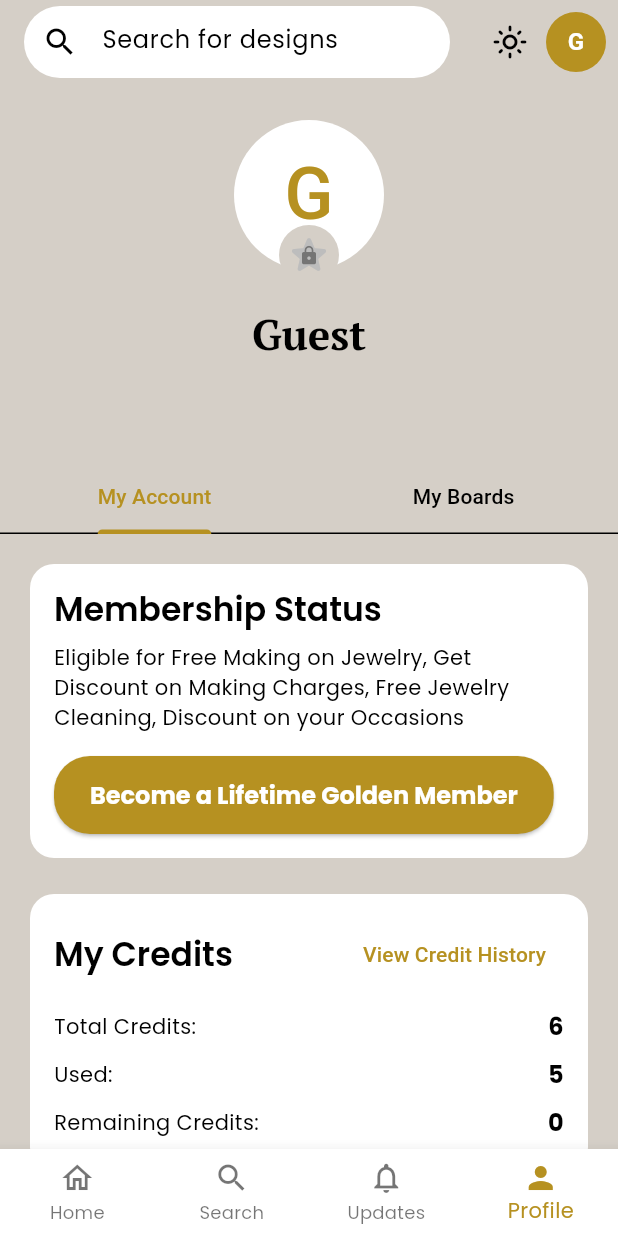
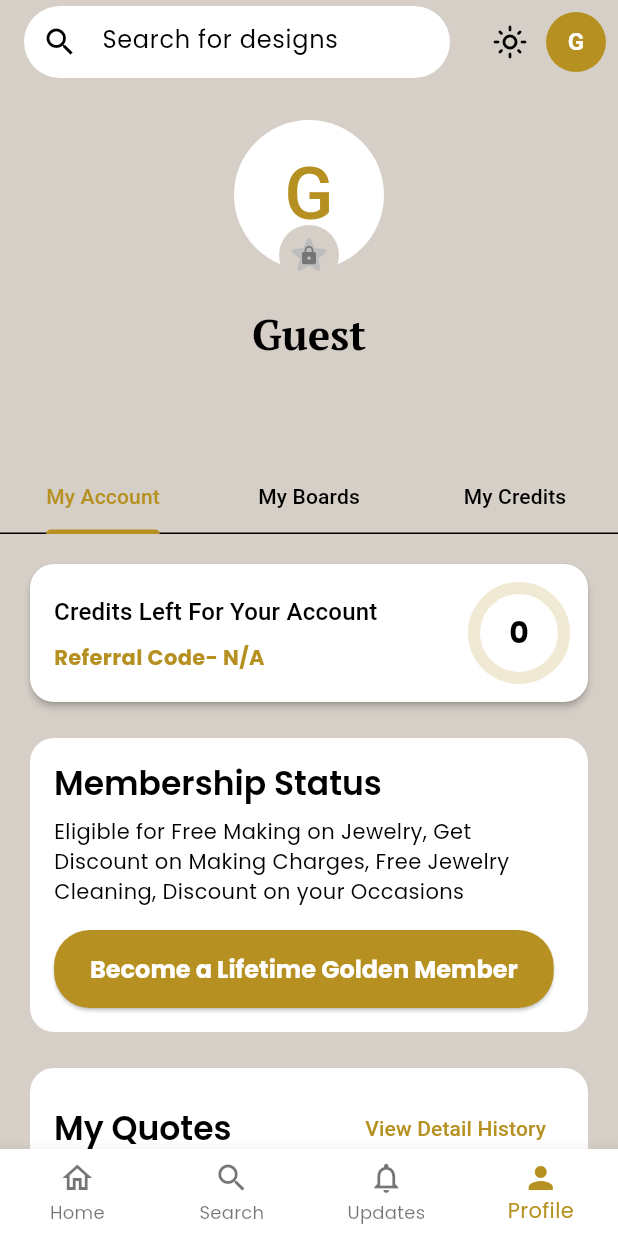
Before and after one commit to viraj0112/JEWELRY-NAFISA, a Flutter app: the MainShell screen opened directly, item 4 of the bottom bar chosen, on a phone screen of 412 x 824 dp. Run offline on Flutter 3.47's test engine with Material 3 defaults, Android fonts, the phone set to English and light mode, and no system bars; our stand-ins replace flutter_dotenv, google_fonts, google_sign_in, image_picker, intl_phone_field, share_plus and 3 more; accounts and stored records are empty; network calls fail.

Commit message:
Added changes in UI

```diff
--- a/lib/src/ui/screens/profile/profile_screen.dart
+++ b/lib/src/ui/screens/profile/profile_screen.dart
@@ -7,6 +7,9 @@ import 'package:jewelry_nafisa/src/ui/screens/profile/board_detail_screen.dart';
 import 'package:jewelry_nafisa/src/ui/widgets/board_card.dart';
 import 'package:provider/provider.dart';
 import 'package:supabase_flutter/supabase_flutter.dart';
+import 'package:jewelry_nafisa/src/ui/screens/referral_screen.dart';
+import 'package:jewelry_nafisa/src/ui/widgets/credit_info_card.dart';
+
 
 class ProfileScreen extends StatefulWidget {
   const ProfileScreen({super.key});
@@ -28,7 +31,7 @@ class _ProfileScreenState extends State<ProfileScreen>
   @override
   void initState() {
     super.initState();
-    _tabController = TabController(length: 2, vsync: this);
+    _tabController = TabController(length: 3, vsync: this);
     _fetchUserBoards();
     _searchController.addListener(_filterBoards);
   }
@@ -138,6 +141,7 @@ class _ProfileScreenState extends State<ProfileScreen>
                   tabs: const [
                     Tab(text: 'My Account'),
                     Tab(text: 'My Boards'),
+                    Tab(text: 'My Credits'), // New Tab
                   ],
                 ),
               ),
@@ -147,7 +151,11 @@ class _ProfileScreenState extends State<ProfileScreen>
         },
         body: TabBarView(
           controller: _tabController,
-          children: [_buildMyAccountTab(userProfile), _buildMyBoardsTab()],
+          children: [
+            _buildMyAccountTab(userProfile),
+            _buildMyBoardsTab(),
+            const ReferralScreen(), // New Screen
+          ],
         ),
       ),
     );
@@ -232,51 +240,21 @@ class _ProfileScreenState extends State<ProfileScreen>
     );
   }
 
-  Widget _buildMyAccountTab(UserProfileProvider userProfile) {
+   Widget _buildMyAccountTab(UserProfileProvider userProfile) {
     return SingleChildScrollView(
       padding: const EdgeInsets.all(16.0),
       child: Column(
         crossAxisAlignment: CrossAxisAlignment.stretch,
         children: [
+          // The new animated credit card
+          const CreditInfoCard(),
+          const SizedBox(height: 16),
           if (!userProfile.isMember) ...[
             _buildMembershipSection(context),
             const SizedBox(height: 16),
           ],
-          _buildCreditsCard(context, userProfile),
-          const SizedBox(height: 16),
           _buildQuotesCard(context, userProfile),
         ],
-      ),
-    );
-  }
-
-  Widget _buildCreditsCard(BuildContext context, UserProfileProvider userProfile) {
-    final theme = Theme.of(context);
-    final totalCredits = userProfile.isMember ? '3 Daily' : '6';
-    final usedCredits = userProfile.isMember ? (3 - userProfile.creditsRemaining).clamp(0, 3).toString() : '5';
-
-    return Card(
-      child: Padding(
-        padding: const EdgeInsets.all(16.0),
-        child: Column(
-          crossAxisAlignment: CrossAxisAlignment.start,
-          children: [
-            Row(
-              mainAxisAlignment: MainAxisAlignment.spaceBetween,
-              children: [
-                Text('My Credits', style: theme.textTheme.titleLarge),
-                TextButton(
-                  onPressed: () { /* TODO: Navigate to Credit History */ },
-                  child: const Text('View Credit History'),
-                ),
-              ],
-            ),
-            const SizedBox(height: 8),
-            _buildStatRow('Total Credits:', totalCredits),
-            _buildStatRow('Used:', usedCredits),
-            _buildStatRow('Remaining Credits:', '${userProfile.creditsRemaining}'),
-          ],
-        ),
       ),
     );
   }
--- /dev/null
+++ b/lib/src/ui/widgets/animated_credit_indicator.dart
@@ -0,0 +1,110 @@
+import 'package:flutter/material.dart';
+import 'dart:math';
+
+class AnimatedCreditIndicator extends StatefulWidget {
+  final int currentCredits;
+  final int totalCredits;
+
+  const AnimatedCreditIndicator({
+    super.key,
+    required this.currentCredits,
+    required this.totalCredits,
+  });
+
+  @override
+  State<AnimatedCreditIndicator> createState() =>
+      _AnimatedCreditIndicatorState();
+}
+
+class _AnimatedCreditIndicatorState extends State<AnimatedCreditIndicator>
+    with SingleTickerProviderStateMixin {
+  late AnimationController _controller;
+  late Animation<double> _animation;
+
+  @override
+  void initState() {
+    super.initState();
+    _controller = AnimationController(
+      vsync: this,
+      duration: const Duration(milliseconds: 800),
+    );
+    _animation = Tween<double>(begin: 0, end: 1).animate(
+      CurvedAnimation(parent: _controller, curve: Curves.easeInOut),
+    );
+    _controller.forward();
+  }
+
+  @override
+  void didUpdateWidget(covariant AnimatedCreditIndicator oldWidget) {
+    super.didUpdateWidget(oldWidget);
+    if (widget.currentCredits != oldWidget.currentCredits) {
+      _controller.forward(from: 0);
+    }
+  }
+
+  @override
+  void dispose() {
+    _controller.dispose();
+    super.dispose();
+  }
+
+  @override
+  Widget build(BuildContext context) {
+    final double progress = widget.totalCredits > 0
+        ? widget.currentCredits / widget.totalCredits
+        : 0.0;
+    return AnimatedBuilder(
+      animation: _animation,
+      builder: (context, child) {
+        return CustomPaint(
+          painter: _CreditPainter(
+            progress: progress * _animation.value,
+            color: Theme.of(context).colorScheme.primary,
+          ),
+          child: SizedBox(
+            width: 60,
+            height: 60,
+            child: Center(
+              child: Text(
+                '${widget.currentCredits}',
+                style: const TextStyle(
+                  fontSize: 20,
+                  fontWeight: FontWeight.bold,
+                ),
+              ),
+            ),
+          ),
+        );
+      },
+    );
+  }
+}
+
+class _CreditPainter extends CustomPainter {
+  final double progress;
+  final Color color;
+
+  _CreditPainter({required this.progress, required this.color});
+
+  @override
+  void paint(Canvas canvas, Size size) {
+    final center = Offset(size.width / 2, size.height / 2);
+    final rect = Rect.fromCircle(center: center, radius: size.width / 2);
+
+    final backgroundPaint = Paint()
+      ..color = color.withOpacity(0.2)
+      ..style = PaintingStyle.stroke
+      ..strokeWidth = 8;
+    canvas.drawArc(rect, -pi / 2, 2 * pi, false, backgroundPaint);
+
+    final foregroundPaint = Paint()
+      ..color = color
+      ..style = PaintingStyle.stroke
+      ..strokeCap = StrokeCap.round
+      ..strokeWidth = 8;
+    canvas.drawArc(rect, -pi / 2, 2 * pi * progress, false, foregroundPaint);
+  }
+
+  @override
+  bool shouldRepaint(covariant CustomPainter oldDelegate) => true;
+}
--- /dev/null
+++ b/lib/src/ui/widgets/credit_info_card.dart
@@ -0,0 +1,53 @@
+import 'package:flutter/material.dart';
+import 'package:provider/provider.dart';
+import 'package:jewelry_nafisa/src/providers/user_profile_provider.dart';
+import 'package:jewelry_nafisa/src/ui/widgets/animated_credit_indicator.dart';
+
+class CreditInfoCard extends StatelessWidget {
+  const CreditInfoCard({super.key});
+
+  @override
+  Widget build(BuildContext context) {
+    final userProfile = context.watch<UserProfileProvider>();
+    final theme = Theme.of(context);
+
+    // Determine total credits based on membership status
+    final totalCredits = userProfile.isMember ? 3 : 1;
+
+    return Card(
+      elevation: 2,
+      shape: RoundedRectangleBorder(borderRadius: BorderRadius.circular(16)),
+      child: Padding(
+        padding: const EdgeInsets.all(16.0),
+        child: Row(
+          children: [
+            Expanded(
+              child: Column(
+                crossAxisAlignment: CrossAxisAlignment.start,
+                children: [
+                  Text(
+                    'Credits Left For Your Account',
+                    style: theme.textTheme.titleMedium,
+                  ),
+                  const SizedBox(height: 8),
+                  Text(
+                    'Referral Code- ${userProfile.referralCode ?? "N/A"}',
+                    style: theme.textTheme.bodyMedium?.copyWith(
+                      color: theme.colorScheme.primary,
+                      fontWeight: FontWeight.bold,
+                    ),
+                  ),
+                ],
+              ),
+            ),
+            const SizedBox(width: 16),
+            AnimatedCreditIndicator(
+              currentCredits: userProfile.creditsRemaining,
+              totalCredits: totalCredits,
+            ),
+          ],
+        ),
+      ),
+    );
+  }
+}
```
Also changed, not shown: lib/src/providers/user_profile_provider.dart (+32 -0 lines), lib/src/ui/screens/referral_screen.dart (added, +189 -0 lines), 1 other file.
